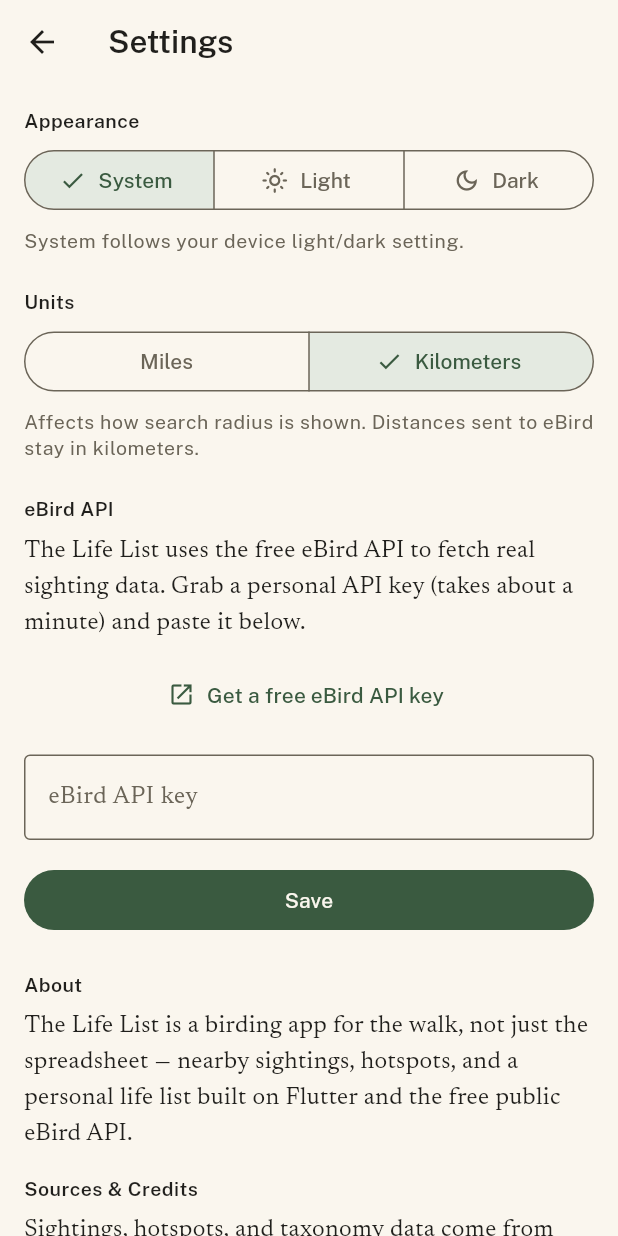
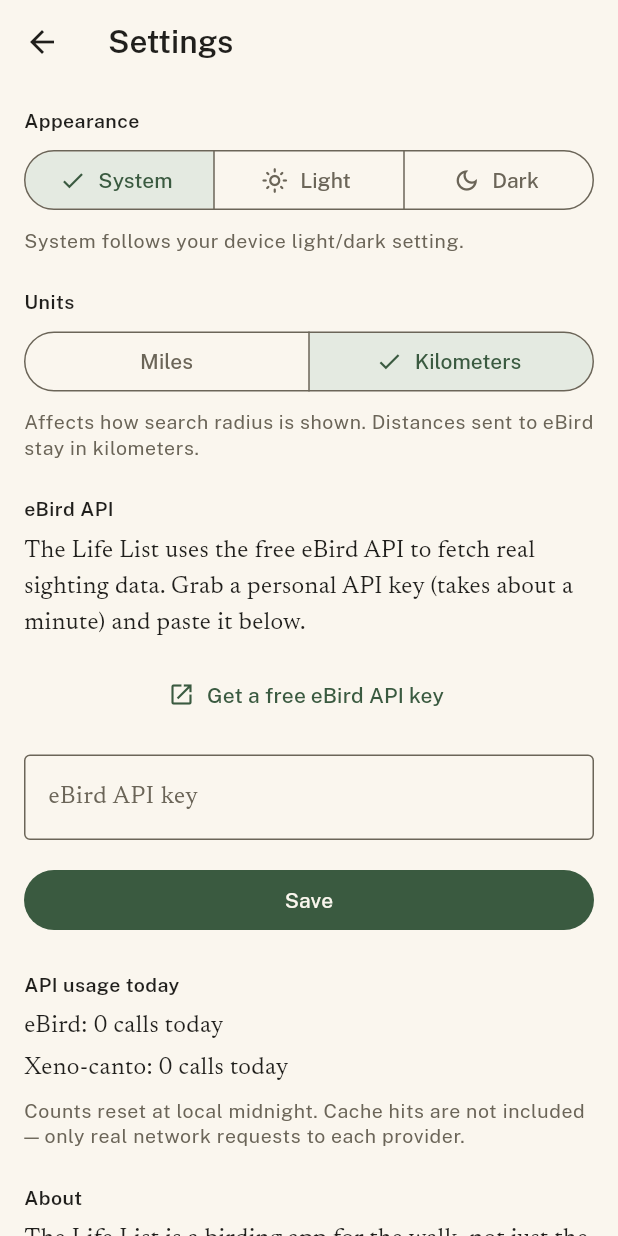
Before and after one commit to stuartwainstock/the-life-list-app, a Flutter app: the screen it shows after launch, after a tap on "Set up API key", on a phone screen of 412 x 824 dp. Run offline on Flutter 3.47's test engine with Material 3 defaults, Android fonts, the phone set to English and light mode, and no system bars; our stand-ins replace cached_network_image, flutter_cache_manager, flutter_map, flutter_sticky_header, geolocator, google_fonts and 3 more; missing offline and left inert: flutter_map_marker_cluster.

Commit message:
Track today’s eBird and Xeno-canto API call counts in Settings.
Instrument real network requests only, persist daily totals locally, and surface them so testing stay well under provider ceilings.

```diff
--- a/lib/screens/settings_screen.dart
+++ b/lib/screens/settings_screen.dart
@@ -1,5 +1,6 @@
 import 'package:flutter/material.dart';
 import 'package:url_launcher/url_launcher.dart';
+import '../services/api_usage_tracker.dart';
 import '../services/settings_service.dart';
 import '../theme/app_spacing.dart';
 import '../widgets/branded_app_bar.dart';
@@ -22,9 +23,12 @@ class SettingsScreen extends StatefulWidget {
 
 class _SettingsScreenState extends State<SettingsScreen> {
   final _settings = SettingsService();
+  final _usage = ApiUsageTracker();
   final _controller = TextEditingController();
   bool _saved = false;
   DistanceUnit _distanceUnit = DistanceUnit.kilometers;
+  int _ebirdCallsToday = 0;
+  int _xenoCallsToday = 0;
 
   @override
   void initState() {
@@ -34,6 +38,17 @@ class _SettingsScreenState extends State<SettingsScreen> {
     });
     _settings.getDistanceUnit().then((unit) {
       if (mounted) setState(() => _distanceUnit = unit);
+    });
+    _loadUsage();
+  }
+
+  Future<void> _loadUsage() async {
+    final ebird = await _usage.todayCount(ApiUsageTracker.providerEbird);
+    final xeno = await _usage.todayCount(ApiUsageTracker.providerXenoCanto);
+    if (!mounted) return;
+    setState(() {
+      _ebirdCallsToday = ebird;
+      _xenoCallsToday = xeno;
     });
   }
 
@@ -171,6 +186,24 @@ class _SettingsScreenState extends State<SettingsScreen> {
             ),
           ],
           const SizedBox(height: AppSpacing.xl),
+          Text('API usage today', style: theme.textTheme.titleSmall),
+          const SizedBox(height: AppSpacing.sm),
+          Text(
+            'eBird: $_ebirdCallsToday ${_ebirdCallsToday == 1 ? 'call' : 'calls'} today',
+            style: theme.textTheme.bodyMedium,
+          ),
+          const SizedBox(height: AppSpacing.xs),
+          Text(
+            'Xeno-canto: $_xenoCallsToday ${_xenoCallsToday == 1 ? 'call' : 'calls'} today',
+            style: theme.textTheme.bodyMedium,
+          ),
+          const SizedBox(height: AppSpacing.sm),
+          Text(
+            'Counts reset at local midnight. Cache hits are not included — '
+            'only real network requests to each provider.',
+            style: theme.textTheme.bodySmall,
+          ),
+          const SizedBox(height: AppSpacing.xl),
           Text('About', style: theme.textTheme.titleSmall),
           const SizedBox(height: AppSpacing.sm),
           Text(
--- /dev/null
+++ b/lib/services/api_usage_tracker.dart
@@ -0,0 +1,65 @@
+import 'package:shared_preferences/shared_preferences.dart';
+
+/// Client-side daily call counts for eBird and Xeno-canto.
+///
+/// Neither provider exposes a usage dashboard — this answers "how close am
+/// I to the published ceiling?" during testing
+/// (`docs/tickets/api-usage-counter.md`). Counts only real network
+/// attempts (instrumented in [EbirdService] / [XenoCantoService]), not
+/// cache hits.
+class ApiUsageTracker {
+  static const providerEbird = 'ebird';
+  static const providerXenoCanto = 'xeno_canto';
+
+  static const _countPrefix = 'api_usage_';
+  static const _dateSuffix = '_date';
+  static const _countSuffix = '_count';
+
+  String _countKey(String provider) => '$_countPrefix$provider$_countSuffix';
+  String _dateKey(String provider) => '$_countPrefix$provider$_dateSuffix';
+
+  /// Local calendar day as `yyyy-MM-dd` (device timezone).
+  String _todayStamp([DateTime? now]) {
+    final d = now ?? DateTime.now();
+    final y = d.year.toString().padLeft(4, '0');
+    final m = d.month.toString().padLeft(2, '0');
+    final day = d.day.toString().padLeft(2, '0');
+    return '$y-$m-$day';
+  }
+
+  /// Record one outbound network attempt for [provider].
+  Future<void> recordCall(String provider) async {
+    try {
+      final prefs = await SharedPreferences.getInstance();
+      final today = _todayStamp();
+      final dateKey = _dateKey(provider);
+      final countKey = _countKey(provider);
+
+      final storedDate = prefs.getString(dateKey);
+      var count = prefs.getInt(countKey) ?? 0;
+      if (storedDate != today) {
+        count = 0;
+        await prefs.setString(dateKey, today);
+      }
+      await prefs.setInt(countKey, count + 1);
+    } catch (_) {
+      // Never break API calls if prefs are unavailable (e.g. bare unit tests).
+    }
+  }
+
+  /// Today's count for [provider], resetting if the stored day has rolled.
+  Future<int> todayCount(String provider) async {
+    try {
+      final prefs = await SharedPreferences.getInstance();
+      final today = _todayStamp();
+      final dateKey = _dateKey(provider);
+      final countKey = _countKey(provider);
+
+      final storedDate = prefs.getString(dateKey);
+      if (storedDate != today) return 0;
+      return prefs.getInt(countKey) ?? 0;
+    } catch (_) {
+      return 0;
+    }
+  }
+}
--- a/lib/services/ebird_service.dart
+++ b/lib/services/ebird_service.dart
@@ -2,6 +2,7 @@ import 'dart:convert';
 import 'package:http/http.dart' as http;
 import '../models/observation.dart';
 import '../models/hotspot.dart';
+import 'api_usage_tracker.dart';
 
 /// Thin client for eBird API 2.0.
 ///
@@ -42,7 +43,8 @@ class EbirdService {
 
   Map<String, String> get _headers => {'X-eBirdApiToken': apiKey};
 
-  Future<http.Response> _get(Uri uri) {
+  Future<http.Response> _get(Uri uri) async {
+    await ApiUsageTracker().recordCall(ApiUsageTracker.providerEbird);
     final client = _httpClient;
     if (client != null) {
       return client.get(uri, headers: _headers);
--- a/lib/services/xeno_canto_service.dart
+++ b/lib/services/xeno_canto_service.dart
@@ -3,6 +3,7 @@ import 'dart:convert';
 import 'package:http/http.dart' as http;
 
 import '../models/xeno_canto_recording.dart';
+import 'api_usage_tracker.dart';
 
 /// Thin client for Xeno-canto API v3 recordings.
 ///
@@ -90,7 +91,8 @@ class XenoCantoService {
     }
   }
 
-  Future<http.Response> _get(Uri uri) {
+  Future<http.Response> _get(Uri uri) async {
+    await ApiUsageTracker().recordCall(ApiUsageTracker.providerXenoCanto);
     final client = _httpClient;
     if (client != null) return client.get(uri);
     return http.get(uri);
```
Also changed, not shown: 2 other files.
